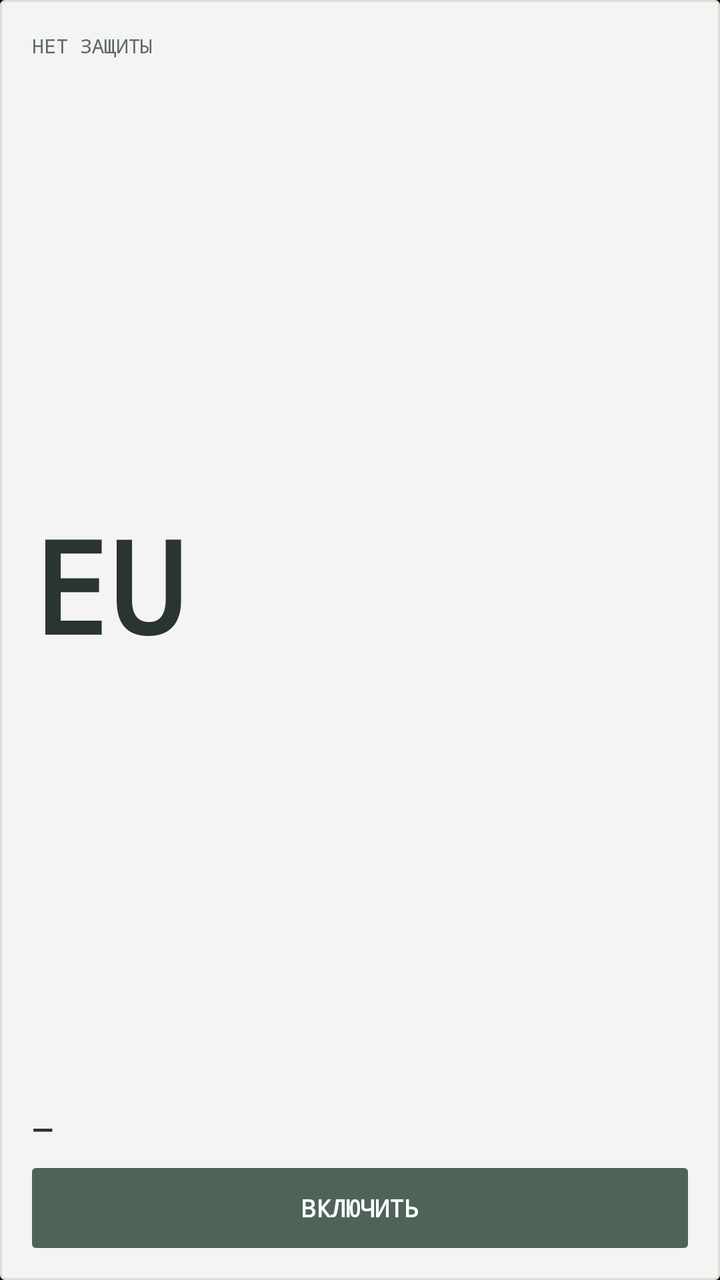
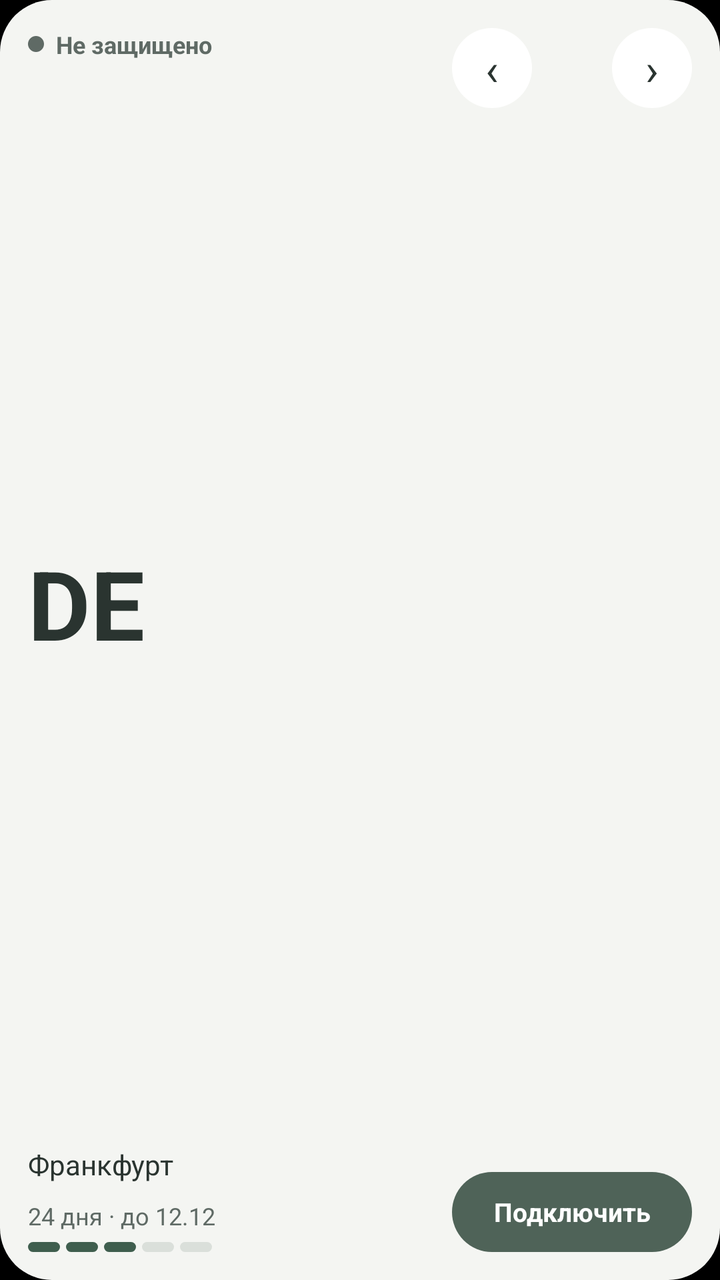

The first picture is an Android layout as it rendered before a commit; the second is the same layout after the commit. The layout source and the unified diff follow.
<!-- AndroidManifest.xml: application theme Theme.GodjiVpn -->
<!-- res/layout/widget_wide.xml -->
<?xml version="1.0" encoding="utf-8"?>
<LinearLayout xmlns:android="http://schemas.android.com/apk/res/android"
    android:id="@+id/wd_root"
    android:layout_width="match_parent"
    android:layout_height="match_parent"
    android:background="@drawable/widget_background"
    android:orientation="vertical"
    android:padding="16dp">

    <TextView
        android:id="@+id/wd_tag"
        android:layout_width="match_parent"
        android:layout_height="wrap_content"
        android:fontFamily="monospace"
        android:maxLines="1"
        android:text="НЕТ ЗАЩИТЫ"
        android:textColor="@color/widget_text_secondary"
        android:textSize="10sp" />

    <TextView
        android:id="@+id/wd_code"
        android:layout_width="match_parent"
        android:layout_height="0dp"
        android:layout_weight="1"
        android:autoSizeMaxTextSize="64sp"
        android:autoSizeMinTextSize="24sp"
        android:autoSizeTextType="uniform"
        android:fontFamily="monospace"
        android:gravity="center_vertical"
        android:maxLines="1"
        android:text="EU"
        android:textColor="@color/widget_text_primary"
        android:textStyle="bold" />

    <TextView
        android:id="@+id/wd_node"
        android:layout_width="match_parent"
        android:layout_height="wrap_content"
        android:ellipsize="end"
        android:maxLines="1"
        android:text="—"
        android:textColor="@color/widget_text_primary"
        android:textSize="14sp"
        android:textStyle="bold" />

    <TextView
        android:id="@+id/wd_button"
        android:layout_width="match_parent"
        android:layout_height="40dp"
        android:layout_marginTop="10dp"
        android:background="@drawable/widget_button_teal"
        android:fontFamily="monospace"
        android:gravity="center"
        android:text="ВКЛЮЧИТЬ"
        android:textColor="@color/widget_button_text"
        android:textSize="12sp"
        android:textStyle="bold" />
</LinearLayout>
<!-- resources referenced by this layout -->
<resources>
  <color name="widget_button_text">#FFFFFF</color>
  <color name="widget_text_primary">#2A3430</color>
  <color name="widget_text_secondary">#5F6A65</color>
  <!-- drawable widget_background (drawable) -->
  <?xml version="1.0" encoding="utf-8"?>
  <shape xmlns:android="http://schemas.android.com/apk/res/android" android:shape="rectangle">
      <solid android:color="@color/widget_bg" />
      <stroke android:width="1dp" android:color="@color/widget_border" />
      <corners android:radius="2dp" />
  </shape>
  <!-- drawable widget_button_teal (drawable) -->
  <?xml version="1.0" encoding="utf-8"?>
  <shape xmlns:android="http://schemas.android.com/apk/res/android" android:shape="rectangle">
      <solid android:color="@color/widget_button_teal" />
      <corners android:radius="2dp" />
  </shape>
  <style name="Theme.GodjiVpn" parent="android:Theme.Material.NoActionBar">
          <item name="android:windowBackground">@android:color/black</item>
          <item name="android:statusBarColor">@android:color/black</item>
          <item name="android:navigationBarColor">@android:color/black</item>
      </style>
  <color name="widget_bg">#F4F5F2</color>
  <color name="widget_border">#DADFDA</color>
  <color name="widget_button_teal">#4F6358</color>
</resources>

<!-- the commit's change to res/layout/widget_wide.xml (unified diff, before → after) -->
@@ -1,58 +1,170 @@
 <?xml version="1.0" encoding="utf-8"?>
-<LinearLayout xmlns:android="http://schemas.android.com/apk/res/android"
+<FrameLayout xmlns:android="http://schemas.android.com/apk/res/android"
     android:id="@+id/wd_root"
     android:layout_width="match_parent"
-    android:layout_height="match_parent"
-    android:background="@drawable/widget_background"
-    android:orientation="vertical"
-    android:padding="16dp">
+    android:layout_height="match_parent">
+    <ImageView
+        android:id="@+id/wd_bg"
+        android:layout_width="match_parent"
+        android:layout_height="match_parent"
+        android:scaleType="fitXY"
+        android:src="@drawable/wg_card"
+        android:tint="@color/widget_bg" />
+    <LinearLayout
+        android:layout_width="match_parent"
+        android:layout_height="match_parent"
+        android:orientation="horizontal"
+        android:padding="14dp">
 
-    <TextView
-        android:id="@+id/wd_tag"
-        android:layout_width="match_parent"
-        android:layout_height="wrap_content"
-        android:fontFamily="monospace"
-        android:maxLines="1"
-        android:text="НЕТ ЗАЩИТЫ"
-        android:textColor="@color/widget_text_secondary"
-        android:textSize="10sp" />
+        <LinearLayout
+            android:layout_width="0dp"
+            android:layout_height="match_parent"
+            android:layout_weight="1"
+            android:orientation="vertical">
+            <LinearLayout
+                android:layout_width="match_parent"
+                android:layout_height="wrap_content"
+                android:gravity="center_vertical"
+                android:orientation="horizontal">
+                <ImageView
+                    android:id="@+id/wd_dot"
+                    android:layout_width="8dp"
+                    android:layout_height="8dp"
+                    android:src="@drawable/wg_oval"
+                    android:tint="@color/widget_dot_muted" />
+                <TextView
+                    android:id="@+id/wd_tag"
+                    android:layout_width="wrap_content"
+                    android:layout_height="wrap_content"
+                    android:layout_marginStart="6dp"
+                    android:maxLines="1"
+                    android:text="Не защищено"
+                    android:textColor="@color/widget_text_secondary"
+                    android:textSize="12sp"
+                    android:textStyle="bold" />
+            </LinearLayout>
+            <TextView
+                android:id="@+id/wd_code"
+                android:layout_width="match_parent"
+                android:layout_height="0dp"
+                android:layout_weight="1"
+                android:autoSizeMaxTextSize="48sp"
+                android:autoSizeMinTextSize="24sp"
+                android:autoSizeTextType="uniform"
+                android:gravity="center_vertical"
+                android:maxLines="1"
+                android:text="DE"
+                android:textColor="@color/widget_text_primary"
+                android:textStyle="bold" />
+            <TextView
+                android:id="@+id/wd_node"
+                android:layout_width="match_parent"
+                android:layout_height="wrap_content"
+                android:ellipsize="end"
+                android:maxLines="1"
+                android:text="Франкфурт"
+                android:textColor="@color/widget_text_primary"
+                android:textSize="14sp" />
+            <TextView
+                android:id="@+id/wd_sub"
+                android:layout_width="match_parent"
+                android:layout_height="wrap_content"
+                android:layout_marginTop="8dp"
+                android:ellipsize="end"
+                android:maxLines="1"
+                android:text="24 дня · до 12.12"
+                android:textColor="@color/widget_text_secondary"
+                android:textSize="12sp" />
+            <LinearLayout
+                android:layout_width="match_parent"
+                android:layout_height="wrap_content"
+                android:layout_marginTop="5dp"
+                android:orientation="horizontal">
+                <ImageView android:id="@+id/wd_bar0" android:layout_width="16dp" android:layout_height="5dp" android:src="@drawable/wg_bar" android:tint="@color/widget_bar_on" />
+                <ImageView android:id="@+id/wd_bar1" android:layout_width="16dp" android:layout_height="5dp" android:layout_marginStart="3dp" android:src="@drawable/wg_bar" android:tint="@color/widget_bar_on" />
+                <ImageView android:id="@+id/wd_bar2" android:layout_width="16dp" android:layout_height="5dp" android:layout_marginStart="3dp" android:src="@drawable/wg_bar" android:tint="@color/widget_bar_on" />
+                <ImageView android:id="@+id/wd_bar3" android:layout_width="16dp" android:layout_height="5dp" android:layout_marginStart="3dp" android:src="@drawable/wg_bar" android:tint="@color/widget_bar_off" />
+                <ImageView android:id="@+id/wd_bar4" android:layout_width="16dp" android:layout_height="5dp" android:layout_marginStart="3dp" android:src="@drawable/wg_bar" android:tint="@color/widget_bar_off" />
+            </LinearLayout>
+        </LinearLayout>
 
-    <TextView
-        android:id="@+id/wd_code"
-        android:layout_width="match_parent"
-        android:layout_height="0dp"
-        android:layout_weight="1"
-        android:autoSizeMaxTextSize="64sp"
-        android:autoSizeMinTextSize="24sp"
-        android:autoSizeTextType="uniform"
-        android:fontFamily="monospace"
-        android:gravity="center_vertical"
-        android:maxLines="1"
-        android:text="EU"
-        android:textColor="@color/widget_text_primary"
-        android:textStyle="bold" />
-
-    <TextView
-        android:id="@+id/wd_node"
-        android:layout_width="match_parent"
-        android:layout_height="wrap_content"
-        android:ellipsize="end"
-        android:maxLines="1"
-        android:text="—"
-        android:textColor="@color/widget_text_primary"
-        android:textSize="14sp"
-        android:textStyle="bold" />
-
-    <TextView
-        android:id="@+id/wd_button"
-        android:layout_width="match_parent"
-        android:layout_height="40dp"
-        android:layout_marginTop="10dp"
-        android:background="@drawable/widget_button_teal"
-        android:fontFamily="monospace"
-        android:gravity="center"
-        android:text="ВКЛЮЧИТЬ"
-        android:textColor="@color/widget_button_text"
-        android:textSize="12sp"
-        android:textStyle="bold" />
-</LinearLayout>
+        <LinearLayout
+            android:layout_width="120dp"
+            android:layout_height="match_parent"
+            android:layout_marginStart="12dp"
+            android:orientation="vertical">
+            <LinearLayout
+                android:layout_width="match_parent"
+                android:layout_height="wrap_content"
+                android:orientation="horizontal">
+                <FrameLayout
+                    android:id="@+id/wd_prev"
+                    android:layout_width="40dp"
+                    android:layout_height="40dp">
+                    <ImageView
+                        android:id="@+id/wd_prev_bg"
+                        android:layout_width="match_parent"
+                        android:layout_height="match_parent"
+                        android:src="@drawable/wg_oval"
+                        android:tint="@color/widget_node_bg" />
+                    <TextView
+                        android:id="@+id/wd_prev_t"
+                        android:layout_width="match_parent"
+                        android:layout_height="match_parent"
+                        android:gravity="center"
+                        android:text="‹"
+                        android:textColor="@color/widget_text_primary"
+                        android:textSize="22sp" />
+                </FrameLayout>
+                <FrameLayout
+                    android:layout_width="0dp"
+                    android:layout_height="1dp"
+                    android:layout_weight="1" />
+                <FrameLayout
+                    android:id="@+id/wd_next"
+                    android:layout_width="40dp"
+                    android:layout_height="40dp">
+                    <ImageView
+                        android:id="@+id/wd_next_bg"
+                        android:layout_width="match_parent"
+                        android:layout_height="match_parent"
+                        android:src="@drawable/wg_oval"
+                        android:tint="@color/widget_node_bg" />
+                    <TextView
+                        android:id="@+id/wd_next_t"
+                        android:layout_width="match_parent"
+                        android:layout_height="match_parent"
+                        android:gravity="center"
+                        android:text="›"
+                        android:textColor="@color/widget_text_primary"
+                        android:textSize="22sp" />
+                </FrameLayout>
+            </LinearLayout>
+            <FrameLayout
+                android:layout_width="match_parent"
+                android:layout_height="0dp"
+                android:layout_weight="1" />
+            <FrameLayout
+                android:id="@+id/wd_button_box"
+                android:layout_width="match_parent"
+                android:layout_height="40dp">
+                <ImageView
+                    android:id="@+id/wd_button_bg"
+                    android:layout_width="match_parent"
+                    android:layout_height="match_parent"
+                    android:scaleType="fitXY"
+                    android:src="@drawable/wg_pill"
+                    android:tint="@color/widget_button_teal" />
+                <TextView
+                    android:id="@+id/wd_button"
+                    android:layout_width="match_parent"
+                    android:layout_height="match_parent"
+                    android:gravity="center"
+                    android:text="Подключить"
+                    android:textColor="@color/widget_button_text"
+                    android:textSize="13sp"
+                    android:textStyle="bold" />
+            </FrameLayout>
+        </LinearLayout>
+    </LinearLayout>
+</FrameLayout>
<!-- resource entries referenced after the edit -->
@@ -1,20 +1,34 @@
 <!-- resources referenced by this layout -->
 <resources>
+  <color name="widget_bar_off">#DADFDA</color>
+  <color name="widget_bar_on">#3F5E4E</color>
   <color name="widget_button_text">#FFFFFF</color>
+  <color name="widget_dot_muted">#5F6A65</color>
+  <color name="widget_node_bg">#FFFFFF</color>
   <color name="widget_text_primary">#2A3430</color>
   <color name="widget_text_secondary">#5F6A65</color>
-  <!-- drawable widget_background (drawable) -->
+  <!-- drawable wg_bar (drawable) -->
   <?xml version="1.0" encoding="utf-8"?>
   <shape xmlns:android="http://schemas.android.com/apk/res/android" android:shape="rectangle">
-      <solid android:color="@color/widget_bg" />
-      <stroke android:width="1dp" android:color="@color/widget_border" />
-      <corners android:radius="2dp" />
+      <solid android:color="#FFFFFFFF" />
+      <corners android:radius="3dp" />
   </shape>
-  <!-- drawable widget_button_teal (drawable) -->
+  <!-- drawable wg_card (drawable) -->
   <?xml version="1.0" encoding="utf-8"?>
   <shape xmlns:android="http://schemas.android.com/apk/res/android" android:shape="rectangle">
-      <solid android:color="@color/widget_button_teal" />
-      <corners android:radius="2dp" />
+      <solid android:color="#FFFFFFFF" />
+      <corners android:radius="26dp" />
+  </shape>
+  <!-- drawable wg_oval (drawable) -->
+  <?xml version="1.0" encoding="utf-8"?>
+  <shape xmlns:android="http://schemas.android.com/apk/res/android" android:shape="oval">
+      <solid android:color="#FFFFFFFF" />
+  </shape>
+  <!-- drawable wg_pill (drawable) -->
+  <?xml version="1.0" encoding="utf-8"?>
+  <shape xmlns:android="http://schemas.android.com/apk/res/android" android:shape="rectangle">
+      <solid android:color="#FFFFFFFF" />
+      <corners android:radius="50dp" />
   </shape>
   <style name="Theme.GodjiVpn" parent="android:Theme.Material.NoActionBar">
           <item name="android:windowBackground">@android:color/black</item>
@@ -22,7 +36,6 @@
           <item name="android:navigationBarColor">@android:color/black</item>
       </style>
   <color name="widget_bg">#F4F5F2</color>
-  <color name="widget_border">#DADFDA</color>
   <color name="widget_button_teal">#4F6358</color>
 </resources>
 
